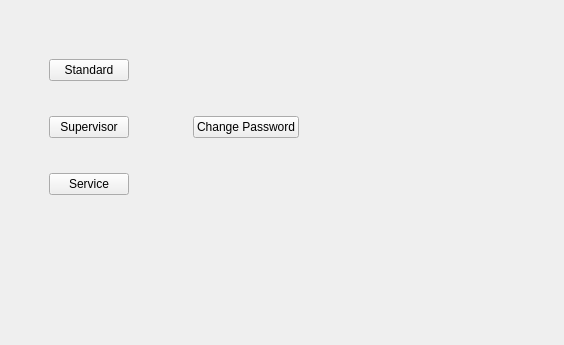
The window that HimalayaMain/Gui/Components/Users/Forms/UserPrivilegeWidget.ui (Liyezhong/Master) describes before a commit, drawn with Qt 5.
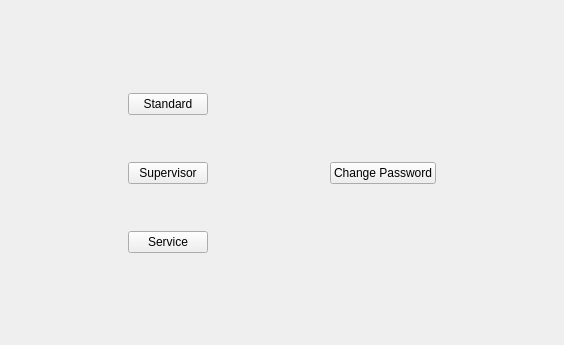
The same window after the commit.

Commit message: some adjustments for User Role UI.

Diff of the .ui file:
```diff
--- a/HimalayaMain/Gui/Components/Users/Forms/UserPrivilegeWidget.ui
+++ b/HimalayaMain/Gui/Components/Users/Forms/UserPrivilegeWidget.ui
@@ -23,10 +23,13 @@
          <property name="orientation">
           <enum>Qt::Vertical</enum>
          </property>
+         <property name="sizeType">
+          <enum>QSizePolicy::Expanding</enum>
+         </property>
          <property name="sizeHint" stdset="0">
           <size>
            <width>20</width>
-           <height>48</height>
+           <height>68</height>
           </size>
          </property>
         </spacer>
@@ -46,10 +49,13 @@
          <property name="orientation">
           <enum>Qt::Vertical</enum>
          </property>
+         <property name="sizeType">
+          <enum>QSizePolicy::Preferred</enum>
+         </property>
          <property name="sizeHint" stdset="0">
           <size>
            <width>20</width>
-           <height>28</height>
+           <height>40</height>
           </size>
          </property>
         </spacer>
@@ -118,10 +124,13 @@
          <property name="orientation">
           <enum>Qt::Vertical</enum>
          </property>
+         <property name="sizeType">
+          <enum>QSizePolicy::Preferred</enum>
+         </property>
          <property name="sizeHint" stdset="0">
           <size>
            <width>20</width>
-           <height>28</height>
+           <height>40</height>
           </size>
          </property>
         </spacer>
@@ -148,34 +157,8 @@
        </item>
       </layout>
      </item>
-     <item>
-      <spacer name="horizontalSpacer_4">
-       <property name="orientation">
-        <enum>Qt::Horizontal</enum>
-       </property>
-       <property name="sizeHint" stdset="0">
-        <size>
-         <width>48</width>
-         <height>20</height>
-        </size>
-       </property>
-      </spacer>
-     </item>
     </layout>
    </item>
-   <item>
-    <spacer name="verticalSpacer_4">
-     <property name="orientation">
-      <enum>Qt::Vertical</enum>
-     </property>
-     <property name="sizeHint" stdset="0">
-      <size>
-       <width>20</width>
-       <height>65</height>
-      </size>
-     </property>
-    </spacer>
-   </item>
   </layout>
  </widget>
  <resources/>
```
